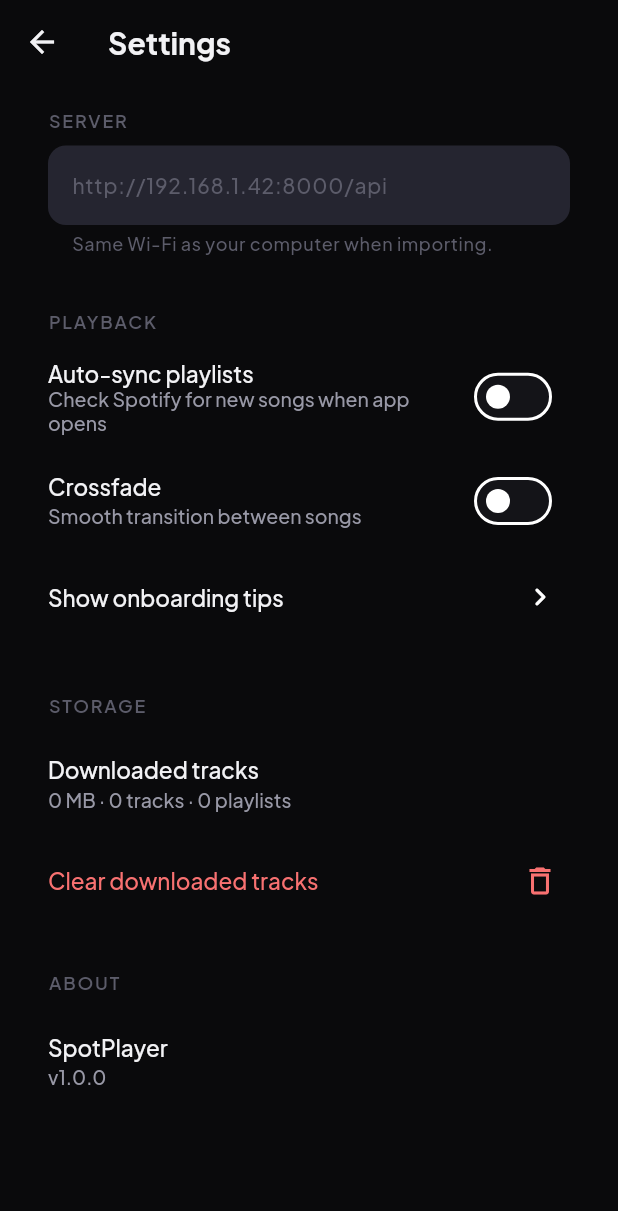
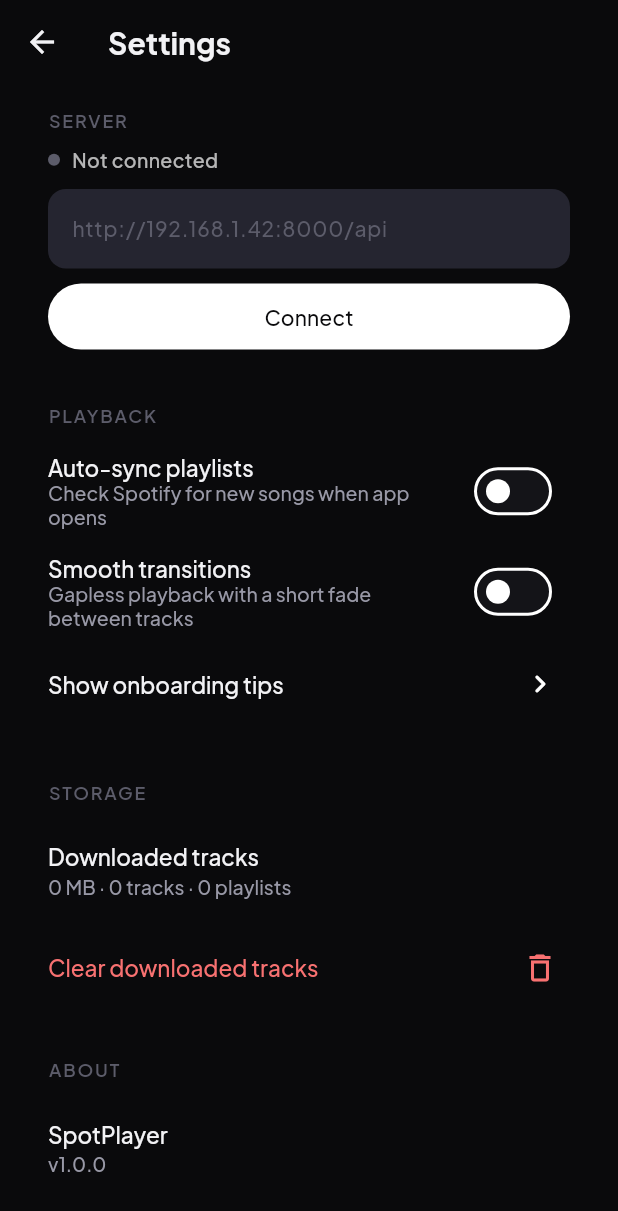
Before and after one commit to khanak0509/SpotPlayer, a Flutter app: the SettingsScreen screen opened directly, on a phone screen of 412 x 824 dp. Shown: the top 1211 px of the screen. Run offline on Flutter 3.47's test engine with Material 3 defaults, Android fonts, the phone set to English and light mode, and no system bars; our stand-ins replace cached_network_image, dio, flutter_riverpod, google_fonts, hive_flutter, just_audio and 3 more; missing offline and left inert: audio_session, home_widget; accounts and stored records are empty; statements that could not run were skipped.

Commit message:
Simplify server connect and offline status.

```diff
--- a/app/lib/screens/settings_screen.dart
+++ b/app/lib/screens/settings_screen.dart
@@ -3,6 +3,7 @@
 
 import '../providers/library_provider.dart';
 import '../services/local_store.dart';
+import '../services/server_connectivity.dart';
 import '../services/settings_store.dart';
 import '../services/user_prefs_store.dart';
 import '../theme/app_theme.dart';
@@ -20,6 +21,7 @@
   int _trackCount = 0;
   int _playlistCount = 0;
   bool _loading = true;
+  bool _connecting = false;
   late final TextEditingController _serverController;
 
   @override
@@ -59,15 +61,20 @@
     return '${mb.toStringAsFixed(0)} MB';
   }
 
-  Future<void> _saveServerUrl() async {
+  Future<void> _connectServer() async {
     final url = SettingsStore.normalizeServerUrl(_serverController.text);
-    if (url == ref.read(serverUrlProvider)) {
-      _serverController.text = url;
-      return;
-    }
+    if (url.isEmpty) return;
+    setState(() => _connecting = true);
     await ref.read(settingsStoreProvider).setServerUrl(url);
     ref.read(serverUrlProvider.notifier).state = url;
     _serverController.text = url;
+    final ok = await ref.read(serverReachableProvider.notifier).refresh();
+    if (mounted) {
+      setState(() => _connecting = false);
+      ScaffoldMessenger.of(context).showSnackBar(
+        SnackBar(content: Text(ok ? 'Connected' : 'Not reachable')),
+      );
+    }
   }
 
   Future<void> _clearLocalCache() async {
@@ -95,6 +102,7 @@
 
   @override
   Widget build(BuildContext context) {
+    final reachable = ref.watch(serverReachableProvider);
     return Scaffold(
       backgroundColor: AppColors.background,
       appBar: AppBar(title: const Text('Settings')),
@@ -104,13 +112,32 @@
           const _SectionHeader('Server'),
           Padding(
             padding: const EdgeInsets.symmetric(horizontal: 16),
-            child: TextField(
+            child: Column(
+              crossAxisAlignment: CrossAxisAlignment.stretch,
+              children: [
+                Row(
+                  children: [
+                    Container(
+                      width: 8,
+                      height: 8,
+                      decoration: BoxDecoration(
+                        color: reachable ? AppColors.success : AppColors.textMuted,
+                        shape: BoxShape.circle,
+                      ),
+                    ),
+                    const SizedBox(width: 8),
+                    Text(
+                      reachable ? 'Connected' : 'Not connected',
+                      style: const TextStyle(color: Colors.white70, fontSize: 13),
+                    ),
+                  ],
+                ),
+                const SizedBox(height: 10),
+                TextField(
                   controller: _serverController,
                   style: const TextStyle(color: AppColors.textPrimary, fontSize: 14),
                   decoration: InputDecoration(
                     hintText: SettingsStore.serverUrlExample,
-                helperText: 'Same Wi-Fi as your computer when importing.',
-                helperStyle: const TextStyle(color: AppColors.textMuted, fontSize: 12),
                     hintStyle: const TextStyle(color: AppColors.textMuted),
                     filled: true,
                     fillColor: AppColors.surfaceHighlight,
@@ -122,9 +149,27 @@
                   autocorrect: false,
                   keyboardType: TextInputType.url,
                   textInputAction: TextInputAction.done,
-              onSubmitted: (_) => _saveServerUrl(),
-              onEditingComplete: _saveServerUrl,
-              onTapOutside: (_) => _saveServerUrl(),
+                  onSubmitted: (_) => _connectServer(),
+                ),
+                const SizedBox(height: 10),
+                SizedBox(
+                  height: 44,
+                  child: FilledButton(
+                    onPressed: _connecting ? null : _connectServer,
+                    style: FilledButton.styleFrom(
+                      backgroundColor: Colors.white,
+                      foregroundColor: AppColors.background,
+                    ),
+                    child: _connecting
+                        ? const SizedBox(
+                            width: 18,
+                            height: 18,
+                            child: CircularProgressIndicator(strokeWidth: 2),
+                          )
+                        : Text(reachable ? 'Reconnect' : 'Connect'),
+                  ),
+                ),
+              ],
             ),
           ),
           const SizedBox(height: 20),
@@ -136,8 +181,8 @@
             onChanged: (v) => ref.read(userPrefsProvider.notifier).setAutoSync(v),
           ),
           SwitchListTile(
-            title: const Text('Crossfade'),
-            subtitle: const Text('Smooth transition between songs'),
+            title: const Text('Smooth transitions'),
+            subtitle: const Text('Gapless playback with a short fade between tracks'),
             value: ref.watch(userPrefsProvider).crossfade,
             onChanged: (v) => ref.read(userPrefsProvider.notifier).setCrossfade(v),
           ),
--- a/app/lib/screens/shell.dart
+++ b/app/lib/screens/shell.dart
@@ -19,7 +19,7 @@
     if (!await ensureServerReachable(ref)) {
       if (context.mounted) {
         ScaffoldMessenger.of(context).showSnackBar(
-          const SnackBar(content: Text('Start backend with start.sh first')),
+          const SnackBar(content: Text('Not connected')),
         );
       }
       return;
```
Also changed, not shown: app/lib/main.dart (+13 -0 lines), app/lib/screens/server_setup_screen.dart (+31 -9 lines), app/lib/widgets/offline_banner.dart (+19 -16 lines). Lines whose indentation alone changed are shown as unchanged.
